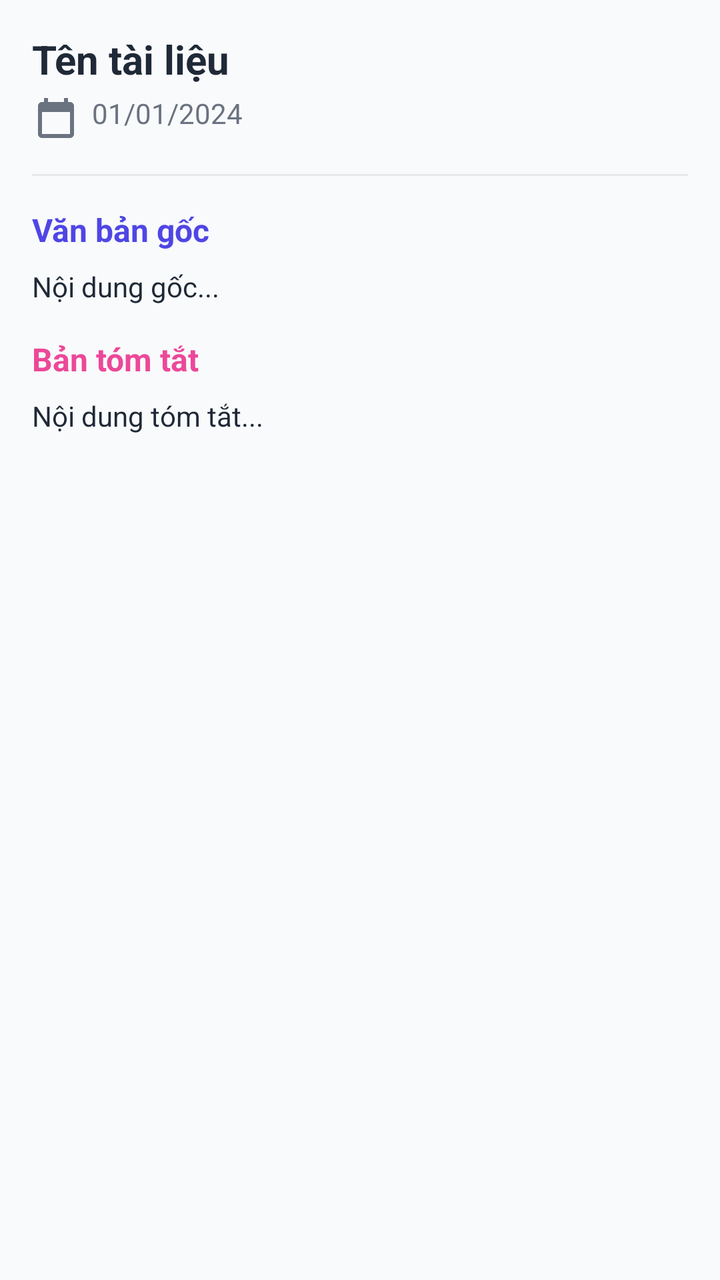
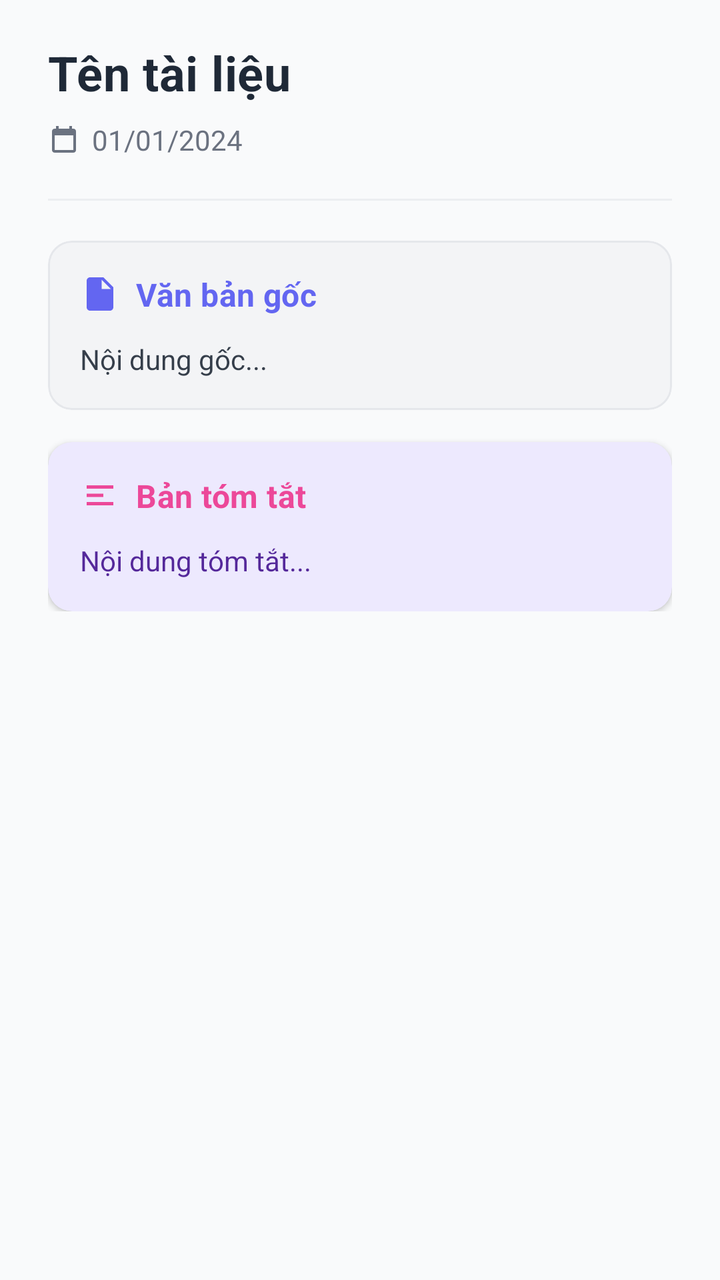

The first picture is an Android layout as it rendered before a commit; the second is the same layout after the commit. The layout source and the unified diff follow.
<!-- AndroidManifest.xml: application theme Theme.EduSummarize -->
<!-- res/layout/dialog_summary_detail.xml -->
<?xml version="1.0" encoding="utf-8"?>
<ScrollView xmlns:android="http://schemas.android.com/apk/res/android"
    android:layout_width="match_parent"
    android:layout_height="wrap_content"
    android:padding="16dp">

    <LinearLayout
        android:layout_width="match_parent"
        android:layout_height="wrap_content"
        android:orientation="vertical">

        <TextView
            android:id="@+id/tv_dialog_title"
            android:layout_width="wrap_content"
            android:layout_height="wrap_content"
            android:text="Tên tài liệu"
            android:textSize="20sp"
            android:textStyle="bold"
            android:textColor="@color/text_primary" />

        <TextView
            android:id="@+id/tv_dialog_date"
            android:layout_width="wrap_content"
            android:layout_height="wrap_content"
            android:layout_marginTop="4dp"
            android:text="01/01/2024"
            android:textSize="14sp"
            android:textColor="@color/text_secondary"
            android:drawableStart="@drawable/ic_calendar"
            android:drawablePadding="6dp" />

        <View
            android:layout_width="match_parent"
            android:layout_height="1dp"
            android:layout_marginTop="16dp"
            android:layout_marginBottom="16dp"
            android:background="@color/divider" />

        <TextView
            android:layout_width="wrap_content"
            android:layout_height="wrap_content"
            android:text="Văn bản gốc"
            android:textSize="16sp"
            android:textStyle="bold"
            android:textColor="@color/primary_dark" />

        <TextView
            android:id="@+id/tv_dialog_original"
            android:layout_width="match_parent"
            android:layout_height="wrap_content"
            android:layout_marginTop="8dp"
            android:text="Nội dung gốc..."
            android:textSize="14sp"
            android:textColor="@color/text_primary"
            android:lineSpacingMultiplier="1.2"
            android:maxLines="8"
            android:ellipsize="end" />

        <TextView
            android:layout_width="wrap_content"
            android:layout_height="wrap_content"
            android:layout_marginTop="16dp"
            android:text="Bản tóm tắt"
            android:textSize="16sp"
            android:textStyle="bold"
            android:textColor="@color/accent" />

        <TextView
            android:id="@+id/tv_dialog_summary"
            android:layout_width="match_parent"
            android:layout_height="wrap_content"
            android:layout_marginTop="8dp"
            android:text="Nội dung tóm tắt..."
            android:textSize="14sp"
            android:textColor="@color/text_primary"
            android:lineSpacingMultiplier="1.3" />

    </LinearLayout>

</ScrollView>
<!-- resources referenced by this layout -->
<resources>
  <color name="accent">#EC4899</color>
  <color name="divider">#E5E7EB</color>
  <color name="primary_dark">#4F46E5</color>
  <color name="text_primary">#1F2937</color>
  <color name="text_secondary">#6B7280</color>
  <!-- drawable ic_calendar (drawable) -->
  <vector xmlns:android="http://schemas.android.com/apk/res/android"
      android:width="24dp" android:height="24dp"
      android:viewportWidth="24" android:viewportHeight="24"
      android:tint="?attr/colorControlNormal">
      <path android:fillColor="@android:color/black"
          android:pathData="M19,4h-1V2h-2v2H8V2H6v2H5C3.9,4 3,4.9 3,6v14c0,1.1 0.9,2 2,2h14c1.1,0 2,-0.9 2,-2V6C21,4.9 20.1,4 19,4zM19,20H5V9h14V20z"/>
  </vector>
  <style name="Theme.EduSummarize" parent="Theme.MaterialComponents.DayNight.DarkActionBar">
          <item name="colorPrimary">@color/primary</item>
          <item name="colorPrimaryDark">@color/primary_dark</item>
          <item name="colorAccent">@color/accent</item>
          <item name="android:statusBarColor">@color/primary_dark</item>
          <item name="android:windowBackground">@color/background</item>
          <item name="android:textColorPrimary">@color/text_primary</item>
          <item name="android:textColorSecondary">@color/text_secondary</item>
      </style>
  <color name="primary">#6366F1</color>
  <color name="background">#F9FAFB</color>
</resources>

<!-- the commit's change to res/layout/dialog_summary_detail.xml (unified diff, before → after) -->
@@ -1,79 +1,182 @@
 <?xml version="1.0" encoding="utf-8"?>
 <ScrollView xmlns:android="http://schemas.android.com/apk/res/android"
+    xmlns:app="http://schemas.android.com/apk/res-auto"
     android:layout_width="match_parent"
     android:layout_height="wrap_content"
-    android:padding="16dp">
+    android:paddingStart="24dp"
+    android:paddingEnd="24dp"
+    android:paddingTop="20dp"
+    android:paddingBottom="24dp"
+    android:scrollbarThumbVertical="@color/primary"
+    android:scrollbarSize="3dp"
+    android:fadeScrollbars="false">
 
     <LinearLayout
         android:layout_width="match_parent"
         android:layout_height="wrap_content"
         android:orientation="vertical">
 
+        
         <TextView
             android:id="@+id/tv_dialog_title"
-            android:layout_width="wrap_content"
+            android:layout_width="match_parent"
             android:layout_height="wrap_content"
             android:text="Tên tài liệu"
-            android:textSize="20sp"
+            android:textSize="24sp"
             android:textStyle="bold"
-            android:textColor="@color/text_primary" />
+            android:textColor="@color/text_primary"
+            android:letterSpacing="0.01"
+            android:lineHeight="32dp" />
 
-        <TextView
-            android:id="@+id/tv_dialog_date"
-            android:layout_width="wrap_content"
+        <LinearLayout
+            android:layout_width="match_parent"
             android:layout_height="wrap_content"
-            android:layout_marginTop="4dp"
-            android:text="01/01/2024"
-            android:textSize="14sp"
-            android:textColor="@color/text_secondary"
-            android:drawableStart="@drawable/ic_calendar"
-            android:drawablePadding="6dp" />
+            android:layout_marginTop="8dp"
+            android:orientation="horizontal"
+            android:gravity="center_vertical">
 
+            <ImageView
+                android:layout_width="16dp"
+                android:layout_height="16dp"
+                android:src="@drawable/ic_calendar"
+                app:tint="@color/text_secondary"
+                android:contentDescription="Date icon" />
+
+            <TextView
+                android:id="@+id/tv_dialog_date"
+                android:layout_width="wrap_content"
+                android:layout_height="wrap_content"
+                android:layout_marginStart="6dp"
+                android:text="01/01/2024"
+                android:textSize="14sp"
+                android:textColor="@color/text_secondary" />
+
+        </LinearLayout>
+
+        
         <View
             android:layout_width="match_parent"
             android:layout_height="1dp"
-            android:layout_marginTop="16dp"
-            android:layout_marginBottom="16dp"
-            android:background="@color/divider" />
+            android:layout_marginTop="20dp"
+            android:layout_marginBottom="20dp"
+            android:background="@color/divider"
+            android:alpha="0.6" />
 
-        <TextView
-            android:layout_width="wrap_content"
-            android:layout_height="wrap_content"
-            android:text="Văn bản gốc"
-            android:textSize="16sp"
-            android:textStyle="bold"
-            android:textColor="@color/primary_dark" />
-
-        <TextView
-            android:id="@+id/tv_dialog_original"
+        
+        <com.google.android.material.card.MaterialCardView
             android:layout_width="match_parent"
             android:layout_height="wrap_content"
-            android:layout_marginTop="8dp"
-            android:text="Nội dung gốc..."
-            android:textSize="14sp"
-            android:textColor="@color/text_primary"
-            android:lineSpacingMultiplier="1.2"
-            android:maxLines="8"
-            android:ellipsize="end" />
+            android:layout_marginBottom="16dp"
+            app:cardCornerRadius="12dp"
+            app:cardElevation="0dp"
+            app:strokeWidth="1dp"
+            app:strokeColor="@color/stroke"
+            app:cardBackgroundColor="@color/surface_variant">
 
-        <TextView
-            android:layout_width="wrap_content"
-            android:layout_height="wrap_content"
-            android:layout_marginTop="16dp"
-            android:text="Bản tóm tắt"
-            android:textSize="16sp"
-            android:textStyle="bold"
-            android:textColor="@color/accent" />
+            <LinearLayout
+                android:layout_width="match_parent"
+                android:layout_height="wrap_content"
+                android:orientation="vertical"
+                android:padding="16dp">
 
-        <TextView
-            android:id="@+id/tv_dialog_summary"
+                <LinearLayout
+                    android:layout_width="match_parent"
+                    android:layout_height="wrap_content"
+                    android:orientation="horizontal"
+                    android:gravity="center_vertical"
+                    android:layout_marginBottom="12dp">
+
+                    <ImageView
+                        android:layout_width="20dp"
+                        android:layout_height="20dp"
+                        android:src="@drawable/ic_document"
+                        app:tint="@color/primary"
+                        android:contentDescription="Document icon" />
+
+                    <TextView
+                        android:layout_width="wrap_content"
+                        android:layout_height="wrap_content"
+                        android:layout_marginStart="8dp"
+                        android:text="Văn bản gốc"
+                        android:textSize="16sp"
+                        android:textStyle="bold"
+                        android:textColor="@color/primary"
+                        android:letterSpacing="0.01" />
+
+                </LinearLayout>
+
+                <TextView
+                    android:id="@+id/tv_dialog_original"
+                    android:layout_width="match_parent"
+                    android:layout_height="wrap_content"
+                    android:text="Nội dung gốc..."
+                    android:textSize="14sp"
+                    android:textColor="@color/text_primary"
+                    android:lineSpacingMultiplier="1.5"
+                    android:lineHeight="22dp"
+                    android:maxLines="8"
+                    android:ellipsize="end"
+                    android:alpha="0.9" />
+
+            </LinearLayout>
+
+        </com.google.android.material.card.MaterialCardView>
+
+        
+        <com.google.android.material.card.MaterialCardView
             android:layout_width="match_parent"
             android:layout_height="wrap_content"
-            android:layout_marginTop="8dp"
-            android:text="Nội dung tóm tắt..."
-            android:textSize="14sp"
-            android:textColor="@color/text_primary"
-            android:lineSpacingMultiplier="1.3" />
+            app:cardCornerRadius="12dp"
+            app:cardElevation="2dp"
+            app:strokeWidth="0dp"
+            app:cardBackgroundColor="@color/secondary_container">
+
+            <LinearLayout
+                android:layout_width="match_parent"
+                android:layout_height="wrap_content"
+                android:orientation="vertical"
+                android:padding="16dp">
+
+                <LinearLayout
+                    android:layout_width="match_parent"
+                    android:layout_height="wrap_content"
+                    android:orientation="horizontal"
+                    android:gravity="center_vertical"
+                    android:layout_marginBottom="12dp">
+
+                    <ImageView
+                        android:layout_width="20dp"
+                        android:layout_height="20dp"
+                        android:src="@drawable/ic_summary"
+                        app:tint="@color/accent"
+                        android:contentDescription="Summary icon" />
+
+                    <TextView
+                        android:layout_width="wrap_content"
+                        android:layout_height="wrap_content"
+                        android:layout_marginStart="8dp"
+                        android:text="Bản tóm tắt"
+                        android:textSize="16sp"
+                        android:textStyle="bold"
+                        android:textColor="@color/accent"
+                        android:letterSpacing="0.01" />
+
+                </LinearLayout>
+
+                <TextView
+                    android:id="@+id/tv_dialog_summary"
+                    android:layout_width="match_parent"
+                    android:layout_height="wrap_content"
+                    android:text="Nội dung tóm tắt..."
+                    android:textSize="14sp"
+                    android:textColor="@color/on_secondary_container"
+                    android:lineSpacingMultiplier="1.6"
+                    android:lineHeight="23dp"
+                    android:alpha="0.95" />
+
+            </LinearLayout>
+
+        </com.google.android.material.card.MaterialCardView>
 
     </LinearLayout>
 
<!-- resource entries referenced after the edit -->
@@ -2,6 +2,7 @@
 <resources>
   <color name="accent">#EC4899</color>
   <color name="divider">#E5E7EB</color>
+  <color name="on_secondary_container">#4C1D95</color>
   <color name="primary_dark">#4F46E5</color>
   <color name="text_primary">#1F2937</color>
   <color name="text_secondary">#6B7280</color>
@@ -13,6 +14,22 @@
       <path android:fillColor="@android:color/black"
           android:pathData="M19,4h-1V2h-2v2H8V2H6v2H5C3.9,4 3,4.9 3,6v14c0,1.1 0.9,2 2,2h14c1.1,0 2,-0.9 2,-2V6C21,4.9 20.1,4 19,4zM19,20H5V9h14V20z"/>
   </vector>
+  <!-- drawable ic_document (drawable) -->
+  <vector xmlns:android="http://schemas.android.com/apk/res/android"
+      android:width="24dp" android:height="24dp"
+      android:viewportWidth="24" android:viewportHeight="24"
+      android:tint="?attr/colorControlNormal">
+      <path android:fillColor="@android:color/black"
+          android:pathData="M6,2c-1.1,0 -2,0.9 -2,2v16c0,1.1 0.9,2 2,2h12c1.1,0 2,-0.9 2,-2V8l-6,-6H6zM13,9V3.5L18.5,9H13z"/>
+  </vector>
+  <!-- drawable ic_summary (drawable) -->
+  <vector xmlns:android="http://schemas.android.com/apk/res/android"
+      android:width="24dp" android:height="24dp"
+      android:viewportWidth="24" android:viewportHeight="24"
+      android:tint="?attr/colorControlNormal">
+      <path android:fillColor="@android:color/black"
+          android:pathData="M4,6h16v2H4V6zm0,5h10v2H4v-2zm0,5h16v2H4v-2z"/>
+  </vector>
   <style name="Theme.EduSummarize" parent="Theme.MaterialComponents.DayNight.DarkActionBar">
           <item name="colorPrimary">@color/primary</item>
           <item name="colorPrimaryDark">@color/primary_dark</item>
@@ -23,6 +40,9 @@
           <item name="android:textColorSecondary">@color/text_secondary</item>
       </style>
   <color name="primary">#6366F1</color>
+  <color name="secondary_container">#EDE9FE</color>
+  <color name="stroke">#E5E7EB</color>
+  <color name="surface_variant">#F3F4F6</color>
   <color name="background">#F9FAFB</color>
 </resources>
 
